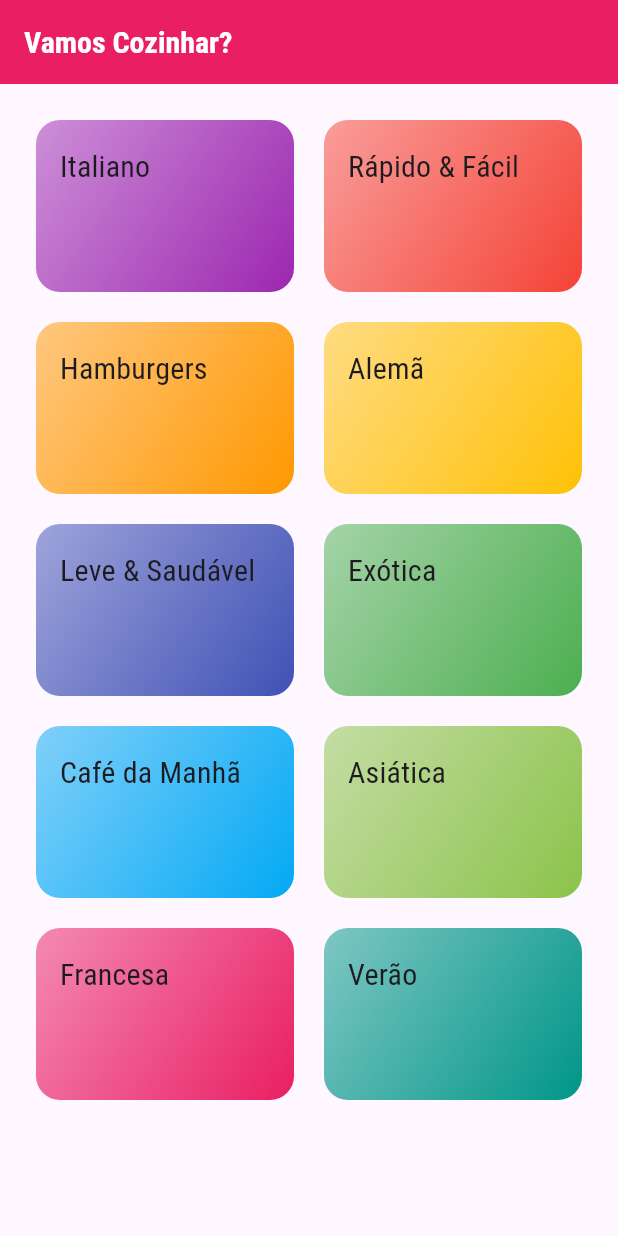
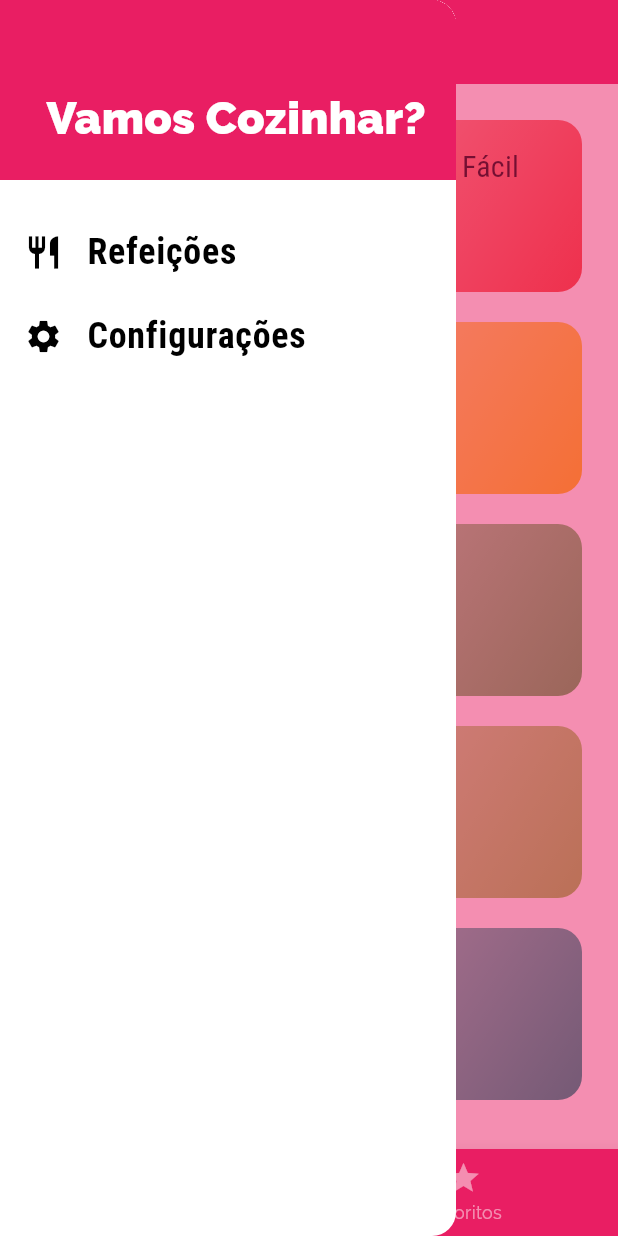
Before and after one commit to jefersonmatheusx/Flutter, a Flutter app: the screen it shows after launch, with the side drawer open (before the commit the screen has no drawer), on a phone screen of 412 x 824 dp. Run offline on Flutter 3.47's test engine with Material 3 defaults, Android fonts, the phone set to English and light mode, and no system bars.

Commit message:
feat: add settings and tabs

```diff
--- a/Cod3r/meals/lib/components/category_item.dart
+++ b/Cod3r/meals/lib/components/category_item.dart
@@ -19,7 +19,7 @@ class CategoryItem extends StatelessWidget {
   Widget build(BuildContext context) {
     return InkWell(
       onTap: () => selectCategory(context),
-      splashColor: Theme.of(context).primaryColor,
+      splashColor: Theme.of(context).colorScheme.primary,
       borderRadius: BorderRadius.circular(16),
       child: Container(
         padding: const EdgeInsets.all(16),
--- /dev/null
+++ b/Cod3r/meals/lib/components/main_drawer.dart
@@ -0,0 +1,58 @@
+import 'package:flutter/material.dart';
+import 'package:meals/utils/app_routes.dart';
+
+class MainDrawer extends StatelessWidget {
+  const MainDrawer({super.key});
+
+  Widget _createItem(IconData icon, String label, VoidCallback onTap) {
+    return ListTile(
+      leading: Icon(
+        icon,
+        size: 26,
+      ),
+      title: Text(
+        label,
+        style: const TextStyle(
+          fontFamily: 'RobotoCondensed',
+          fontSize: 24,
+          fontWeight: FontWeight.bold,
+        ),
+      ),
+      onTap: onTap,
+    );
+  }
+
+  @override
+  Widget build(BuildContext context) {
+    return Drawer(
+
+        // surfaceTintColor: Theme.of(context).colorScheme.primary,
+        // backgroundColor: Theme.of(context).colorScheme.surface,
+        child: Column(children: [
+      Container(
+        height: 120,
+        width: double.infinity,
+        padding: const EdgeInsets.all(20),
+        color: Theme.of(context).colorScheme.primary,
+        alignment: Alignment.bottomRight,
+        child: Text(
+          'Vamos Cozinhar?',
+          style: TextStyle(
+            fontWeight: FontWeight.w900,
+            fontSize: 30,
+            color: Theme.of(context).colorScheme.onPrimary,
+          ),
+        ),
+      ),
+      const SizedBox(
+        height: 20,
+      ),
+      _createItem(Icons.restaurant, 'Refeições', () {
+        Navigator.of(context).pushReplacementNamed(AppRoutes.HOME);
+      }),
+      _createItem(Icons.settings, 'Configurações', () {
+        Navigator.of(context).pushReplacementNamed(AppRoutes.SETTINGS);
+      }),
+    ]));
+  }
+}
--- /dev/null
+++ b/Cod3r/meals/lib/components/theme_app.dart
@@ -0,0 +1,42 @@
+import 'package:flutter/material.dart';
+
+MaterialColor primaryColor = Colors.pink;
+MaterialColor secondaryColor = Colors.amber;
+Color bodyTextColor = Color.fromRGBO(20, 51, 51, 1);
+
+class ThemeApp {
+  final _theme = ThemeData(
+    primarySwatch: primaryColor,
+    colorScheme: ColorScheme.fromSwatch(
+      primarySwatch: primaryColor,
+      accentColor: secondaryColor,
+      brightness: Brightness.light,
+      backgroundColor: primaryColor.shade50,
+    ),
+    appBarTheme: AppBarTheme(
+      backgroundColor: primaryColor,
+      titleTextStyle: TextStyle(
+        fontFamily: 'RobotoCondensed',
+        fontSize: 20,
+        color: ThemeData.light().colorScheme.onPrimary,
+        fontWeight: FontWeight.bold,
+      ),
+    ),
+    bottomNavigationBarTheme: BottomNavigationBarThemeData(
+      backgroundColor: primaryColor,
+    ),
+    fontFamily: 'Raleway',
+    textTheme: ThemeData.light().textTheme.copyWith(
+          bodyLarge: TextStyle(
+            color: bodyTextColor,
+          ),
+          bodyMedium: TextStyle(color: bodyTextColor),
+          titleMedium: const TextStyle(
+            fontSize: 20,
+            fontFamily: 'RobotoCondensed',
+            fontWeight: FontWeight.w400,
+          ),
+        ),
+  );
+  ThemeData get theme => _theme;
+}
--- a/Cod3r/meals/lib/main.dart
+++ b/Cod3r/meals/lib/main.dart
@@ -1,7 +1,10 @@
 import 'package:flutter/material.dart';
+import 'package:meals/components/theme_app.dart';
 import 'package:meals/screens/categories_meals_screen.dart';
 import 'package:meals/screens/categories_screen.dart';
 import 'package:meals/screens/meal_detail_screen.dart';
+import 'package:meals/screens/settings_screen.dart';
+import 'package:meals/screens/tabs_sreen.dart';
 import 'package:meals/utils/app_routes.dart';
 
 void main() => runApp(MyApp());
@@ -10,41 +13,22 @@ class MyApp extends StatelessWidget {
   @override
   Widget build(BuildContext context) {
     return MaterialApp(
-      title: 'DeliMeals',
-      theme: ThemeData(
-        primarySwatch: Colors.pink,
-        hintColor: Colors.amber,
-        canvasColor: const Color.fromRGBO(255, 254, 229, 1),
-        appBarTheme: AppBarTheme(
-          backgroundColor: Colors.pink,
-          titleTextStyle: TextStyle(
-            fontFamily: 'RobotoCondensed',
-            fontSize: 20,
-            color: ThemeData.light().colorScheme.onPrimary,
-            fontWeight: FontWeight.bold,
-          ),
-        ),
-        fontFamily: 'Raleway',
-        textTheme: ThemeData.light().textTheme.copyWith(
-              bodyLarge: const TextStyle(
-                color: Color.fromRGBO(20, 51, 51, 1),
-              ),
-              bodyMedium: const TextStyle(
-                color: Color.fromRGBO(20, 51, 51, 1),
-              ),
-              titleMedium: const TextStyle(
-                fontSize: 20,
-                fontFamily: 'RobotoCondensed',
-                fontWeight: FontWeight.w400,
-              ),
-            ),
-      ),
-      home: const CategoriesScreen(),
+      title: 'Meals',
+      theme: ThemeApp().theme,
+      // home: const TabsScreen(),
       initialRoute: AppRoutes.HOME,
       routes: {
+        AppRoutes.HOME: (ctx) => const TabsScreen(),
         AppRoutes.MEAL_DETAIL: (ctx) => MealDetailScreen(),
-        // AppRoutes.HOME: (ctx) => CategoriesScreen(),
         AppRoutes.CATEGORIES_MEALS: (ctx) => CategoriesMealsScreen(),
+        AppRoutes.SETTINGS: (ctx) => const SettingsScreen(),
+      },
+      onGenerateRoute: (settings) {
+        print(settings.arguments);
+        return MaterialPageRoute(builder: (ctx) => CategoriesScreen());
+      },
+      onUnknownRoute: (settings) {
+        return MaterialPageRoute(builder: (ctx) => CategoriesScreen());
       },
     );
   }
--- a/Cod3r/meals/lib/screens/categories_screen.dart
+++ b/Cod3r/meals/lib/screens/categories_screen.dart
@@ -7,11 +7,7 @@ class CategoriesScreen extends StatelessWidget {
 
   @override
   Widget build(BuildContext context) {
-    return Scaffold(
-      appBar: AppBar(
-        title: const Text('Vamos Cozinhar?'),
-      ),
-      body: GridView(
+    return GridView(
       padding: const EdgeInsets.all(24),
       gridDelegate: const SliverGridDelegateWithMaxCrossAxisExtent(
         maxCrossAxisExtent: 200,
@@ -24,7 +20,6 @@ class CategoriesScreen extends StatelessWidget {
                 category: cat,
               ))
           .toList(),
-      ),
     );
   }
 }
--- /dev/null
+++ b/Cod3r/meals/lib/screens/tabs_sreen.dart
@@ -0,0 +1,54 @@
+import 'package:flutter/material.dart';
+import 'package:meals/components/main_drawer.dart';
+import 'package:meals/screens/categories_screen.dart';
+import 'package:meals/screens/favorite_screen.dart';
+
+class TabsScreen extends StatefulWidget {
+  const TabsScreen({super.key});
+
+  @override
+  State<TabsScreen> createState() => _TabsScreenState();
+}
+
+class _TabsScreenState extends State<TabsScreen> {
+  int _selectedScreenIndex = 0;
+  final List<Map<String, Object>> _screens = [
+    {'title': 'Lista de Categorias', 'screen': const CategoriesScreen()},
+    {'title': 'Favoritos', 'screen': const FavoriteScreen()},
+  ];
+
+  void _selectScreen(int index) {
+    setState(() {
+      _selectedScreenIndex = index;
+    });
+  }
+
+  @override
+  Widget build(BuildContext context) {
+    return Scaffold(
+      appBar: AppBar(
+        title: Text(_screens[_selectedScreenIndex]['title'] as String),
+      ),
+      drawer: const MainDrawer(),
+      drawerScrimColor: Theme.of(context).colorScheme.primary.withOpacity(0.5),
+      body: _screens[_selectedScreenIndex]['screen'] as Widget,
+      bottomNavigationBar: BottomNavigationBar(
+        onTap: _selectScreen,
+        // fixedColor: Theme.of(context).colorScheme.onPrimary,
+        currentIndex: _selectedScreenIndex,
+        selectedItemColor: Theme.of(context).colorScheme.secondary,
+        unselectedItemColor: Theme.of(context).colorScheme.onPrimary,
+        items: const [
+          BottomNavigationBarItem(
+            icon: Icon(Icons.category),
+            label: 'Categorias',
+          ),
+          BottomNavigationBarItem(
+            icon: Icon(Icons.star),
+            label: 'Favoritos',
+          ),
+        ],
+      ),
+    );
+  }
+}
```
Also changed, not shown: Cod3r/meals/lib/components/meal_item.dart (+11 -2 lines), Cod3r/meals/lib/models/settings.dart (added, +15 -0 lines), Cod3r/meals/lib/screens/favorite_screen.dart (added, +12 -0 lines), Cod3r/meals/lib/screens/meal_detail_screen.dart (+94 -3 lines), Cod3r/meals/lib/screens/settings_screen.dart (added, +88 -0 lines). Lines whose indentation alone changed are shown as unchanged.
